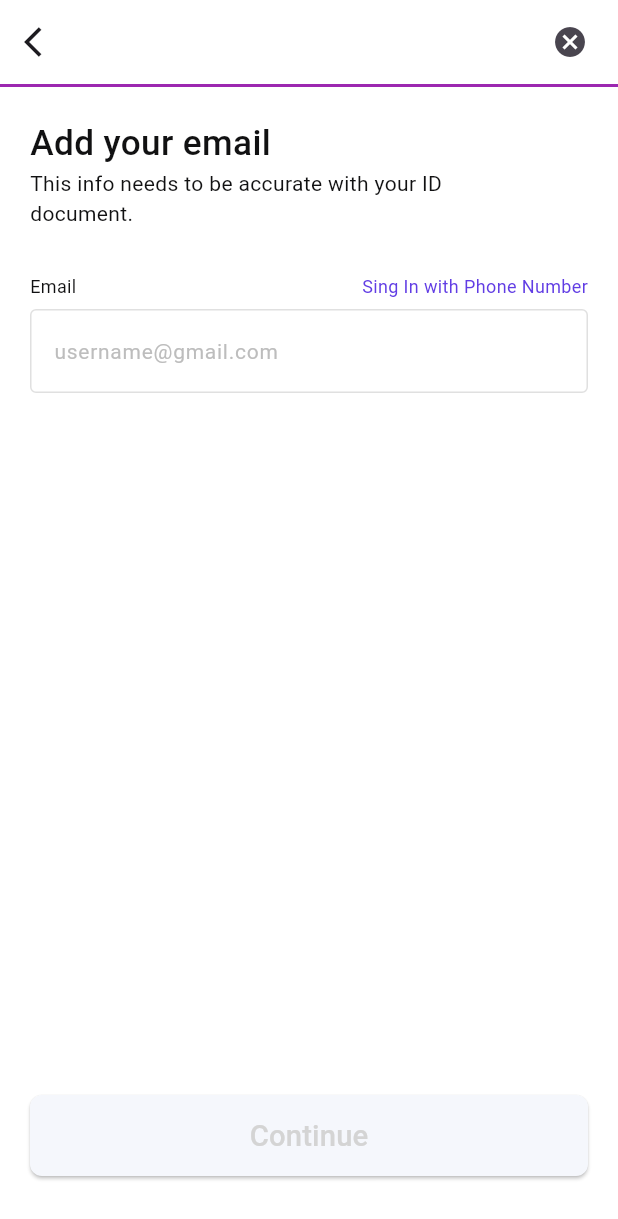
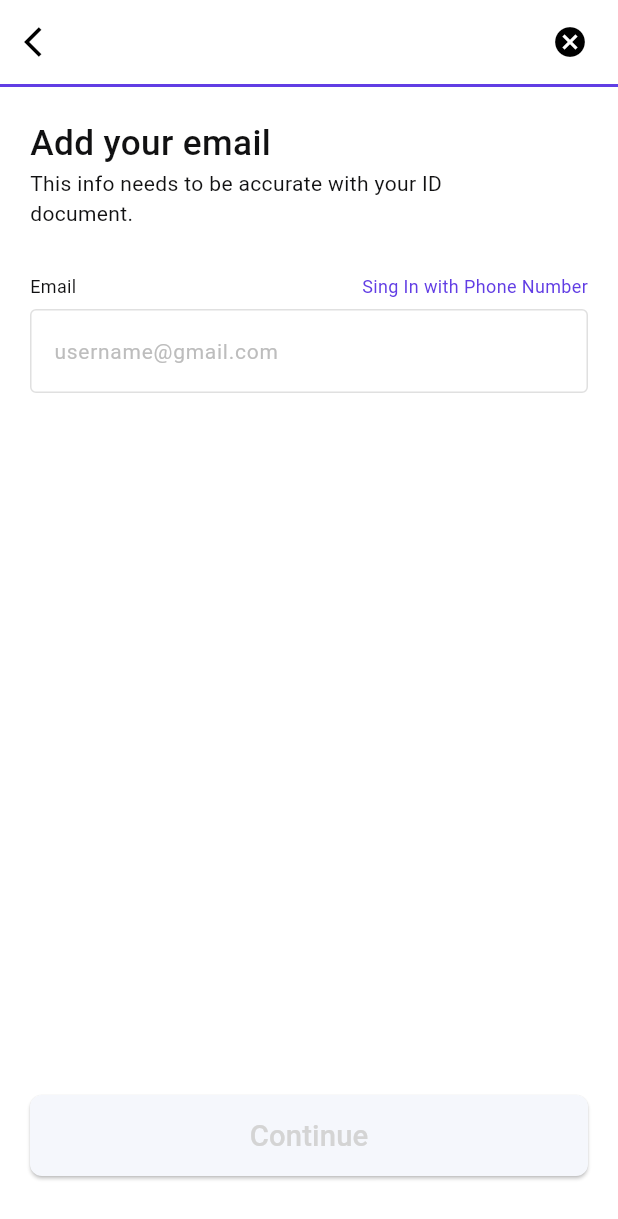
Before and after one commit to byteVortex0/Upper-UI, a Flutter app: the screen it shows after launch, after a tap on "Next", on a phone screen of 412 x 824 dp. Shown: the top 1219 px of the screen. Run offline on Flutter 3.47's test engine with Material 3 defaults, Android fonts, the phone set to English and light mode, and no system bars; our stand-ins replace device_preview, flutter_screenutil, google_fonts, shared_preferences.

Commit message:
light mod for account set up pages

```diff
--- a/lib/core/common/skip_button.dart
+++ b/lib/core/common/skip_button.dart
@@ -14,7 +14,7 @@ class SkipButton extends StatelessWidget {
       alignment: Alignment.centerRight,
       child: TextButton(
         onPressed: onPressed,
-        child: Text(text ?? 'Skip', style: StyleManager.brand16Medium),
+        child: Text(text ?? 'Skip', style: StyleManager.brand16Medium()),
       ),
     );
   }
--- a/lib/core/utils/color_manager.dart
+++ b/lib/core/utils/color_manager.dart
@@ -2,10 +2,12 @@ import 'package:flutter/material.dart';
 
 class LightColorManager {
   static const Color brandColor = Color(0xFF613DE4);
-  static const Color textButtonColor = Color(0xFFF2F4F7);
+  //static const Color textButtonColor = Color(0xFFF2F4F7);
+  static const Color textButtonColorLight = Color(0xffF5F7FC);
 }
 
 class DarkColorManager {
   static const Color bgDark = Color(0xFF1D2939);
   static const Color textColor = Color(0xFF111112);
+  static const Color textButtonColorDark = Color(0xFF101828);
 }
--- a/lib/core/utils/fonts/style_manager.dart
+++ b/lib/core/utils/fonts/style_manager.dart
@@ -16,17 +16,17 @@ class StyleManager {
     ],
   );
 
-  static TextStyle brand16Medium = GoogleFonts.roboto(
+  static TextStyle brand16Medium ([Color?color])=> GoogleFonts.roboto(
     fontSize: 16.sp,
     fontWeight: FontWeightHelper.medium,
-    color: LightColorManager.brandColor,
+    color: color??LightColorManager.brandColor,
   );
 
   static TextStyle brand20Medium(BuildContext context, [Color? color]) =>
       GoogleFonts.roboto(
         fontSize: 20.sp,
         fontWeight: FontWeightHelper.medium,
-        color: color ?? LightColorManager.textButtonColor,
+        color: color ?? LightColorManager.textButtonColorLight,
       );
   static TextStyle brand24Medium(BuildContext context, [Color? color]) =>
       GoogleFonts.roboto(
--- a/lib/core/utils/theme/color_theme_extension.dart
+++ b/lib/core/utils/theme/color_theme_extension.dart
@@ -5,17 +5,27 @@ import '../color_manager.dart';
 class ColorThemeExtension extends ThemeExtension<ColorThemeExtension> {
   final Color? bgColor;
   final Color? textColor;
+  final Color? buttonColor;
+  final Color? iconColor;
 
-  const ColorThemeExtension({required this.bgColor, required this.textColor});
+  const ColorThemeExtension({
+    required this.bgColor,
+    required this.textColor,
+    this.buttonColor,
+    this.iconColor,
+  });
 
   @override
   ThemeExtension<ColorThemeExtension> copyWith({
     Color? bgColor,
     Color? textColor,
+    Color? buttonColor,
   }) {
     return ColorThemeExtension(
       bgColor: bgColor ?? this.bgColor,
       textColor: textColor ?? this.textColor,
+      buttonColor: buttonColor ?? this.buttonColor,
+      iconColor: iconColor ?? this.iconColor,
     );
   }
 
@@ -30,16 +40,22 @@ class ColorThemeExtension extends ThemeExtension<ColorThemeExtension> {
     return ColorThemeExtension(
       bgColor: Color.lerp(bgColor, other.bgColor, t),
       textColor: Color.lerp(bgColor, other.textColor, t),
+      buttonColor: Color.lerp(buttonColor, other.buttonColor, t),
+      iconColor: Color.lerp(iconColor, other.iconColor, t),
     );
   }
 
   static const ColorThemeExtension light = ColorThemeExtension(
     bgColor: Colors.white,
     textColor: DarkColorManager.textColor,
+    buttonColor: LightColorManager.textButtonColorLight,
+    iconColor: Colors.black,
   );
 
   static const ColorThemeExtension dark = ColorThemeExtension(
     bgColor: DarkColorManager.bgDark,
     textColor: Colors.white,
+    buttonColor: DarkColorManager.textButtonColorDark,
+    iconColor: Colors.white,
   );
 }
--- a/lib/features/account_setup/presentation/view/account_setup1.dart
+++ b/lib/features/account_setup/presentation/view/account_setup1.dart
@@ -32,7 +32,6 @@ class AccountSetup1 extends StatelessWidget {
         ),
       ),
       bottomNavigationBar: ElevatedButtonWidget(
-        buttonColor: Color(0xffF5F7FC),
         textColor: Color(0xffD4D4D4),
         onPressed: () {
           context.pushReplacementNamed(AppRoutes.accountSetup2Path);
--- a/lib/features/account_setup/presentation/view/account_setup2.dart
+++ b/lib/features/account_setup/presentation/view/account_setup2.dart
@@ -37,7 +37,6 @@ class AccountSetup2 extends StatelessWidget {
         ),
       ),
       bottomNavigationBar: ElevatedButtonWidget(
-        buttonColor: Color(0xffF5F7FC),
         textColor: Color(0xffD4D4D4),
         onPressed: () {
           context.pushReplacementNamed(AppRoutes.accountSetup3Path);
--- a/lib/features/account_setup/presentation/view/account_setup3.dart
+++ b/lib/features/account_setup/presentation/view/account_setup3.dart
@@ -43,7 +43,6 @@ class AccountSetup3 extends StatelessWidget {
         ),
       ),
       bottomNavigationBar: ElevatedButtonWidget(
-        buttonColor: Color(0xffF5F7FC),
         textColor: Color(0xffD4D4D4),
         onPressed: () {
           context.pushReplacementNamed(AppRoutes.accountSetup4Path);
--- a/lib/features/account_setup/presentation/view/account_setup4.dart
+++ b/lib/features/account_setup/presentation/view/account_setup4.dart
@@ -1,4 +1,7 @@
 import 'package:flutter/material.dart';
+import '../../../../core/utils/color_manager.dart';
+import '../../../../core/utils/fonts/style_manager.dart';
+import '../../../../core/utils/theme/color_theme_extension.dart';
 import 'widgets/account_setup_content_sec.dart';
 import 'widgets/app_bar_widget.dart';
 import 'widgets/elevated_button_widget.dart';
@@ -27,6 +30,7 @@ class _AccountSetup4State extends State<AccountSetup4> {
 
   @override
   Widget build(BuildContext context) {
+    final colors = Theme.of(context).extension<ColorThemeExtension>()!;
     return Scaffold(
       appBar: const AppBarWidget(),
       body: Padding(
@@ -44,6 +48,7 @@ class _AccountSetup4State extends State<AccountSetup4> {
             const SizedBox(height: 8),
             DropdownButtonFormField<Map<String, String>>(
               value: selectedCountry,
+              dropdownColor: Theme.of(context).scaffoldBackgroundColor,
               decoration: InputDecoration(
                 border: OutlineInputBorder(
                   borderRadius: BorderRadius.circular(8),
@@ -62,12 +67,13 @@ class _AccountSetup4State extends State<AccountSetup4> {
               items: countries
                   .map(
                     (country) => DropdownMenuItem<Map<String, String>>(
+
                       value: country,
                       child: Row(
                         children: [
-                          Text(country["flag"]!, style: const TextStyle(fontSize: 20)),
+                          Text(country["flag"]!,style:  StyleManager.brand20Medium(context,colors.textColor)),
                           const SizedBox(width: 8),
-                          Text(country["name"]!, style: const TextStyle(fontSize: 16)),
+                          Text(country["name"]!, style: StyleManager.brand16Medium(colors.textColor)),
                         ],
                       ),
                     ),
--- a/lib/features/account_setup/presentation/view/widgets/app_bar_widget.dart
+++ b/lib/features/account_setup/presentation/view/widgets/app_bar_widget.dart
@@ -1,22 +1,30 @@
+import 'package:flutter/material.dart';
 
-import 'package:flutter/material.dart';
+import '../../../../../core/utils/theme/color_theme_extension.dart';
 
 class AppBarWidget extends StatelessWidget implements PreferredSizeWidget {
   const AppBarWidget({super.key});
 
   @override
   Widget build(BuildContext context) {
+    final colors = Theme.of(context).extension<ColorThemeExtension>()!;
+
     return AppBar(
-      leading: Icon(Icons.arrow_back_ios),
-      actions: const [
+      leading: IconButton(
+        onPressed: () {
+          Navigator.pop(context);
+        },
+        icon: Icon(Icons.arrow_back_ios, color: colors.iconColor),
+      ),
+      actions:  [
         Padding(
           padding: EdgeInsets.only(right: 20.0),
-          child: Icon(Icons.cancel),
+          child: Icon(Icons.cancel, color: colors.iconColor),
         ),
       ],
       bottom: PreferredSize(
         preferredSize: const Size.fromHeight(2),
-        child: Container(color: Colors.purple, height: 2),
+        child: Container(color: Color(0xff613DE4), height: 2),
       ),
     );
   }
--- a/lib/features/account_setup/presentation/view/widgets/elevated_button_widget.dart
+++ b/lib/features/account_setup/presentation/view/widgets/elevated_button_widget.dart
@@ -1,15 +1,16 @@
 import 'package:flutter/material.dart';
 
 import '../../../../../core/utils/fonts/style_manager.dart';
+import '../../../../../core/utils/theme/color_theme_extension.dart';
 
 class ElevatedButtonWidget extends StatelessWidget {
   ElevatedButtonWidget({
     super.key,
-    required this.buttonColor,
+    this.buttonColor,
     required this.textColor,
     required this.onPressed,
   });
-  Color buttonColor; // const Color(0xff613DE4);
+  Color? buttonColor; // const Color(0xff613DE4);
   Color textColor; // Colors.white;
   VoidCallback onPressed;
   @override
@@ -18,12 +19,17 @@ class ElevatedButtonWidget extends StatelessWidget {
       padding: const EdgeInsets.symmetric(horizontal: 20.0, vertical: 40),
       child: ElevatedButton(
         style: ElevatedButton.styleFrom(
-          backgroundColor: buttonColor,
+          backgroundColor:
+              buttonColor ??
+              Theme.of(context).extension<ColorThemeExtension>()!.buttonColor!,
           minimumSize: const Size(double.infinity, 54),
           shape: RoundedRectangleBorder(borderRadius: BorderRadius.circular(8)),
         ),
         onPressed: onPressed,
-        child: Text("Continue", style: StyleManager.brand20Medium(context,textColor)),
+        child: Text(
+          "Continue",
+          style: StyleManager.brand20Medium(context, textColor),
+        ),
       ),
     );
   }
--- a/lib/features/account_setup/presentation/view/widgets/text_field_widget.dart
+++ b/lib/features/account_setup/presentation/view/widgets/text_field_widget.dart
@@ -1,6 +1,7 @@
 import 'package:flutter/material.dart';
 
 import '../../../../../core/utils/fonts/style_manager.dart';
+import '../../../../../core/utils/theme/color_theme_extension.dart';
 
 class TextFieldWidget extends StatelessWidget {
   TextFieldWidget({
@@ -18,6 +19,8 @@ class TextFieldWidget extends StatelessWidget {
   IconData? suffixIcon;
   @override
   Widget build(BuildContext context) {
+        final colors = Theme.of(context).extension<ColorThemeExtension>()!;
+
     return Column(
       children: [
         SizedBox(height: 30),
@@ -50,7 +53,7 @@ class TextFieldWidget extends StatelessWidget {
             ),
             prefixIcon:
                 isSuffixIcon
-                    ? Icon(suffixIcon, color: Colors.black, size: 16)
+                    ? Icon(suffixIcon, color: colors.iconColor, size: 16)
                     : null,
             hintText: hintText,
             hintStyle: TextStyle(color: Colors.grey.shade400, fontSize: 14),
--- a/lib/main.dart
+++ b/lib/main.dart
@@ -11,10 +11,7 @@ void main() async {
   await ScreenUtil.ensureScreenSize();
 
   runApp(
-    DevicePreview(
-      enabled: !kReleaseMode,
-       builder: (context) => const MyApp(),
-    ),
+    DevicePreview(enabled: !kReleaseMode, builder: (context) => const MyApp()),
   );
 }
 
@@ -32,11 +29,11 @@ class MyApp extends StatelessWidget {
         debugShowCheckedModeBanner: false,
         darkTheme: ThemeManager.darkTheme,
         theme: ThemeManager.lightTheme,
-        themeMode:
-            /*  context.read<ThemeCubit>().isDark
+        themeMode: ThemeMode.system,
+        /*  context.read<ThemeCubit>().isDark
                 ? ThemeMode.dark
                 :*/
-            ThemeMode.light,
+        //  ThemeMode.light,
         initialRoute: AppRoutes.splash,
         onGenerateRoute: AppRoutes.onGenerateRoute,
       ),
```
